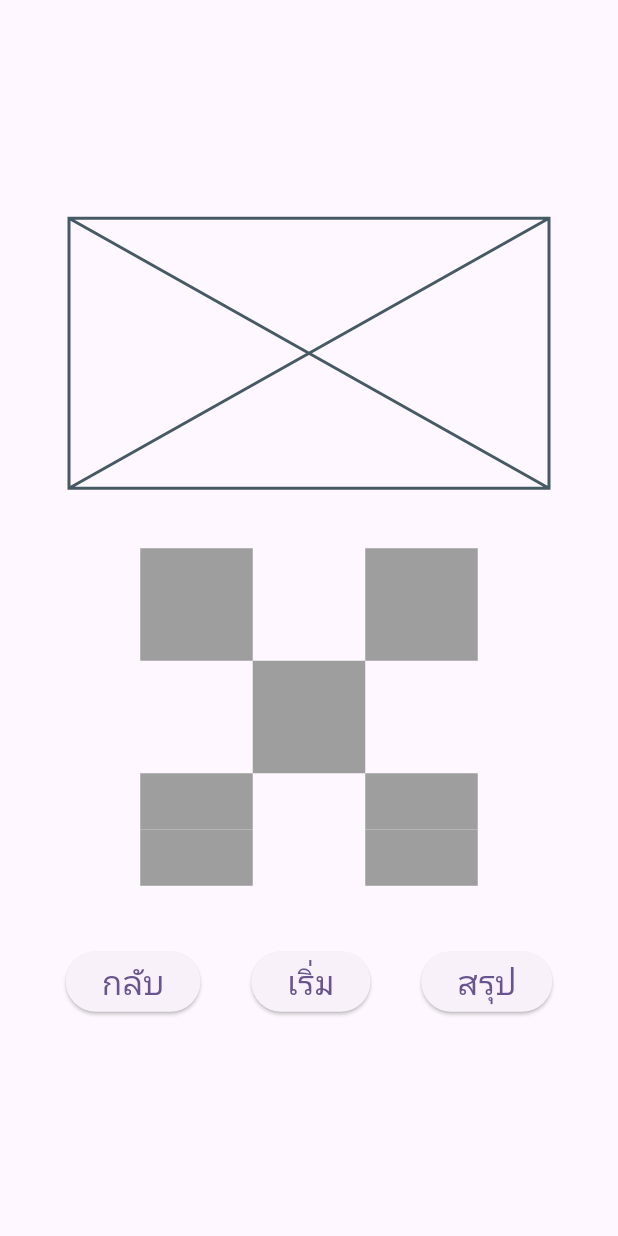
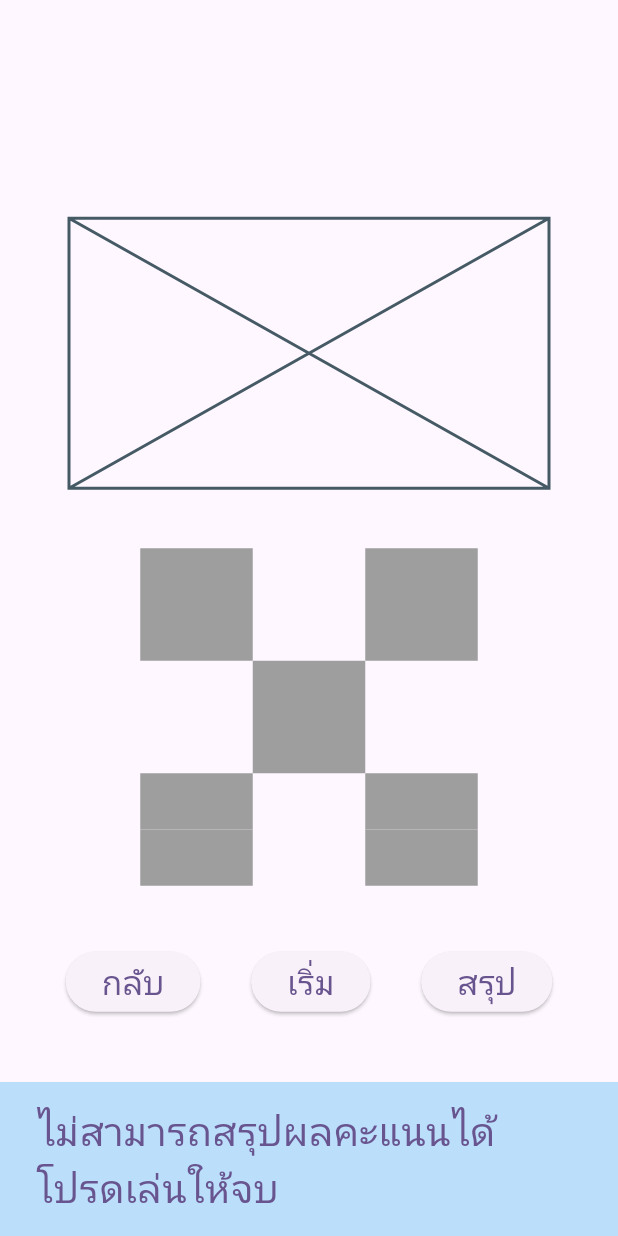
Before and after one commit to Lenilk/dancingapp, a Flutter app: the MusicSelectedPage screen opened directly, after a tap on "สรุป", on a phone screen of 412 x 824 dp. Run offline on Flutter 3.47's test engine with Material 3 defaults, Android fonts, the phone set to English and light mode, and no system bars; our stand-ins replace audioplayers; network calls fail.

Commit message:
not go to summary page without playing to finish

```diff
--- a/lib/page/music_selected_page.dart
+++ b/lib/page/music_selected_page.dart
@@ -22,6 +22,8 @@ class MusicSelectedPage extends StatefulWidget {
 
 class _MusicSelectedPageState extends State<MusicSelectedPage> {
   final player = AudioPlayer();
+
+  bool finished = false;
   PlayerState playerState = PlayerState.disposed;
   Future setSourcePlayer(int? musicnumber, double? range) async {
     debugPrint("Music Selected Page : $musicnumber , $range");
@@ -104,7 +106,10 @@ class _MusicSelectedPageState extends State<MusicSelectedPage> {
                   PlayerControllerButton(player: player, state: playerState),
                   ElevatedButton(
                     onPressed: () async {
+                      debugPrint(player.state.toString());
+                      if (player.state == PlayerState.completed) {
                         await writeStartStateToAnto(0);
+
                         if (Provider.of<MusicProvider>(
                               context,
                               listen: false,
@@ -112,6 +117,22 @@ class _MusicSelectedPageState extends State<MusicSelectedPage> {
                             null) {
                           goBack(context);
                           goPage(context, RouteName.scoresummarypage);
+                        }
+                      } else {
+                        ScaffoldMessenger.of(context).showSnackBar(
+                          SnackBar(
+                            content: Text(
+                              "ไม่สามารถสรุปผลคะแนนได้ โปรดเล่นให้จบ",
+                              style: TextStyle(
+                                fontSize: 26,
+                                color: Theme.of(context).primaryColor,
+                                fontWeight: FontWeight.w200,
+                              ),
+                            ),
+                            duration: Duration(seconds: 2),
+                            backgroundColor: Colors.blue[100],
+                          ),
+                        );
                       }
                     },
                     child: GeneralText(data: 'สรุป'),
@@ -288,7 +309,10 @@ class _MusicSelectedLandscapePageState
                   PlayerControllerButton(player: player, state: playerState),
                   ElevatedButton(
                     onPressed: () async {
+                      debugPrint(player.state.toString());
+                      if (player.state == PlayerState.completed) {
                         await writeStartStateToAnto(0);
+
                         if (Provider.of<MusicProvider>(
                               context,
                               listen: false,
@@ -296,6 +320,22 @@ class _MusicSelectedLandscapePageState
                             null) {
                           goBack(context);
                           goPage(context, RouteName.scoresummarypage);
+                        }
+                      } else {
+                        ScaffoldMessenger.of(context).showSnackBar(
+                          SnackBar(
+                            content: Text(
+                              "ไม่สามารถสรุปผลคะแนนได้ โปรดเล่นให้จบ",
+                              style: TextStyle(
+                                fontSize: 26,
+                                color: Theme.of(context).primaryColor,
+                                fontWeight: FontWeight.w200,
+                              ),
+                            ),
+                            duration: Duration(seconds: 2),
+                            backgroundColor: Colors.blue[100],
+                          ),
+                        );
                       }
                     },
                     child: GeneralText(data: 'สรุป'),
```
Lines whose indentation alone changed are shown as unchanged.
